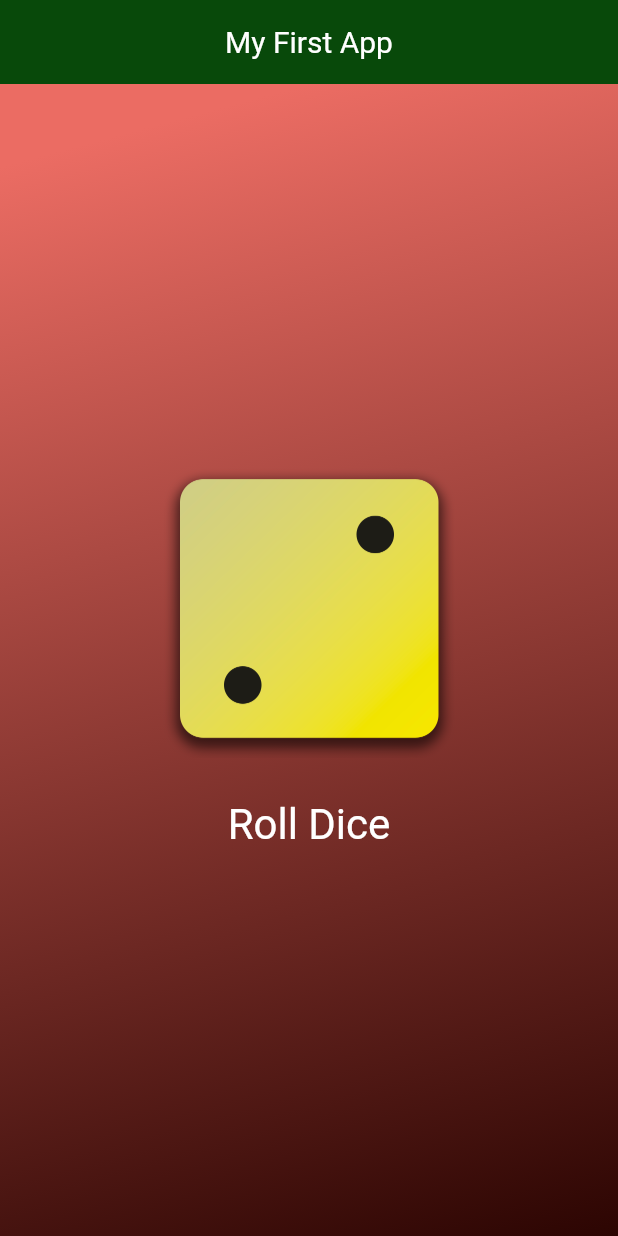
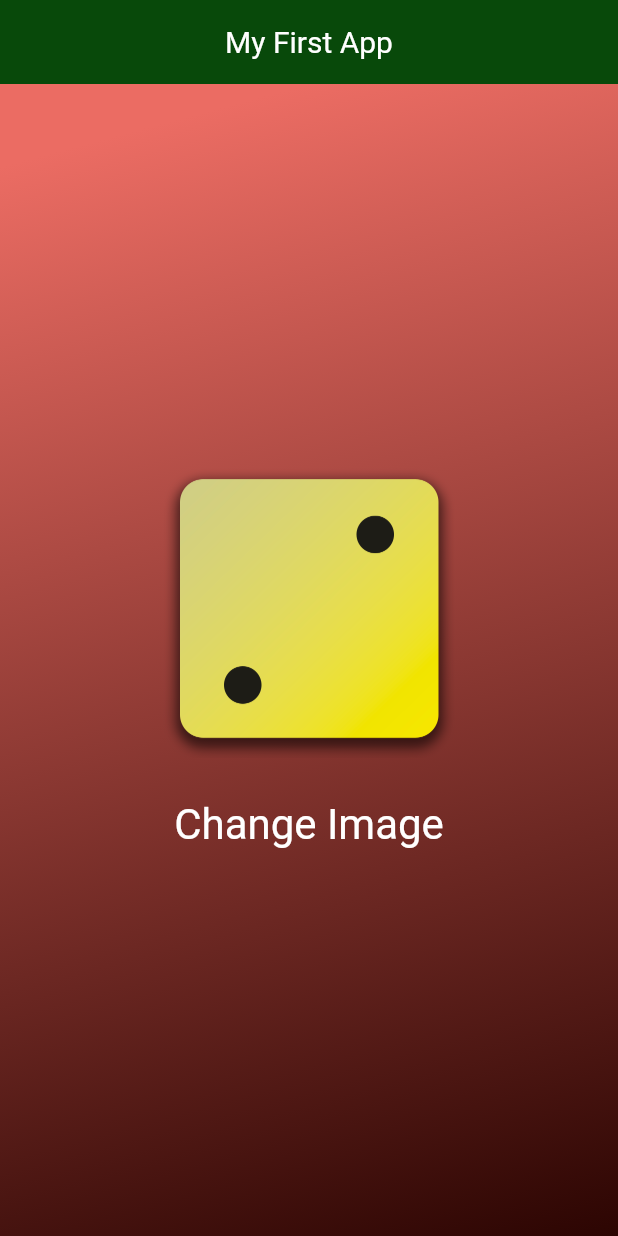
Before and after one commit to AOISL/Pic-Shuffle-MobileApp, a Flutter app: the screen it shows after launch, on a phone screen of 412 x 824 dp. Run offline on Flutter 3.47's test engine with Material 3 defaults, Android fonts, the phone set to English and light mode, and no system bars.

Commit message:
I change Roll Dice to Change Image

```diff
--- a/lib/dice_roller.dart
+++ b/lib/dice_roller.dart
@@ -42,7 +42,7 @@ class _DiceRollerState extends State<DiceRoller> {
               fontSize: 28,
             ),
           ),
-          child: const Text('Roll Dice'),
+          child: const Text('Change Image'),
         )
       ],
     );
```
